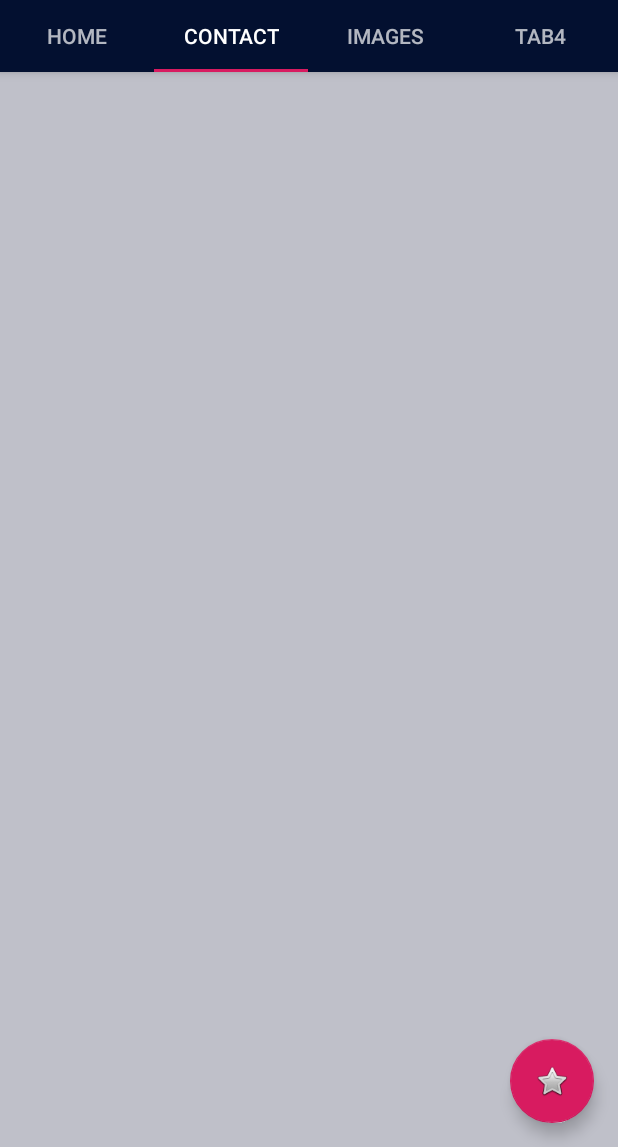
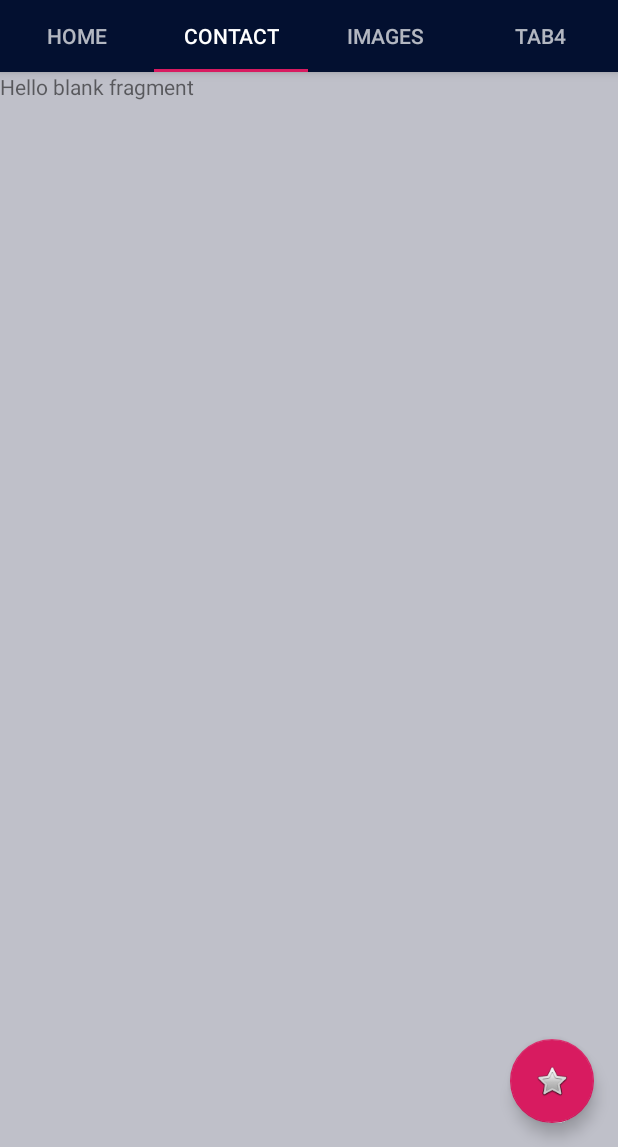
Before and after one commit to gjrud1470/MadWeek2, an Android app: the screen it shows after launch (MainActivity), tab 2 chosen, on a phone screen of 412 x 824 dp, the part 89-1236 px from its top. Run offline under Robolectric (Android 15) with nearby library versions, the phone set to English and light mode, and no system bars.

Commit message:
Added blank fragments

```diff
--- a/app/build.gradle
+++ b/app/build.gradle
@@ -25,12 +25,15 @@ android {
 
 dependencies {
     implementation fileTree(dir: 'libs', include: ['*.jar'])
-    implementation"org.jetbrains.kotlin:kotlin-stdlib-jdk7:$kotlin_version"
+    implementation "org.jetbrains.kotlin:kotlin-stdlib-jdk7:$kotlin_version"
     implementation 'androidx.appcompat:appcompat:1.0.2'
     implementation 'androidx.core:core-ktx:1.0.2'
     implementation 'com.google.android.material:material:1.0.0'
     implementation 'androidx.constraintlayout:constraintlayout:1.1.3'
     implementation 'androidx.lifecycle:lifecycle-extensions:2.0.0'
+    implementation 'androidx.legacy:legacy-support-v4:1.0.0'
+    implementation 'androidx.lifecycle:lifecycle-viewmodel-ktx:2.1.0'
+    implementation 'androidx.recyclerview:recyclerview:1.0.0'
     testImplementation 'junit:junit:4.12'
     androidTestImplementation 'androidx.test.ext:junit:1.1.0'
     androidTestImplementation 'androidx.test.espresso:espresso-core:3.1.1'
--- /dev/null
+++ b/app/src/main/java/com/example/myapplication/ContactsFragment.kt
@@ -0,0 +1,24 @@
+package com.example.myapplication
+
+
+import android.os.Bundle
+import androidx.fragment.app.Fragment
+import android.view.LayoutInflater
+import android.view.View
+import android.view.ViewGroup
+
+/**
+ * A simple [Fragment] subclass.
+ */
+class ContactsFragment : Fragment() {
+
+    override fun onCreateView(
+        inflater: LayoutInflater, container: ViewGroup?,
+        savedInstanceState: Bundle?
+    ): View? {
+        // Inflate the layout for this fragment
+        return inflater.inflate(R.layout.fragment_contacts, container, false)
+    }
+
+
+}
--- /dev/null
+++ b/app/src/main/java/com/example/myapplication/HomeFragment.kt
@@ -0,0 +1,24 @@
+package com.example.myapplication
+
+
+import android.os.Bundle
+import androidx.fragment.app.Fragment
+import android.view.LayoutInflater
+import android.view.View
+import android.view.ViewGroup
+
+/**
+ * A simple [Fragment] subclass.
+ */
+class HomeFragment : Fragment() {
+
+    override fun onCreateView(
+        inflater: LayoutInflater, container: ViewGroup?,
+        savedInstanceState: Bundle?
+    ): View? {
+        // Inflate the layout for this fragment
+        return inflater.inflate(R.layout.fragment_home, container, false)
+    }
+
+
+}
--- /dev/null
+++ b/app/src/main/java/com/example/myapplication/ImageFragment.kt
@@ -0,0 +1,24 @@
+package com.example.myapplication
+
+
+import android.os.Bundle
+import androidx.fragment.app.Fragment
+import android.view.LayoutInflater
+import android.view.View
+import android.view.ViewGroup
+
+/**
+ * A simple [Fragment] subclass.
+ */
+class ImageFragment : Fragment() {
+
+    override fun onCreateView(
+        inflater: LayoutInflater, container: ViewGroup?,
+        savedInstanceState: Bundle?
+    ): View? {
+        // Inflate the layout for this fragment
+        return inflater.inflate(R.layout.fragment_image, container, false)
+    }
+
+
+}
--- a/app/src/main/java/com/example/myapplication/ui/main/SectionsPagerAdapter.kt
+++ b/app/src/main/java/com/example/myapplication/ui/main/SectionsPagerAdapter.kt
@@ -4,6 +4,9 @@ import android.content.Context
 import androidx.fragment.app.Fragment
 import androidx.fragment.app.FragmentManager
 import androidx.fragment.app.FragmentPagerAdapter
+import com.example.myapplication.ContactsFragment
+import com.example.myapplication.HomeFragment
+import com.example.myapplication.ImageFragment
 import com.example.myapplication.R
 
 private val TAB_TITLES = arrayOf(
@@ -23,7 +26,13 @@ class SectionsPagerAdapter(private val context: Context, fm: FragmentManager)
     override fun getItem(position: Int): Fragment {
         // getItem is called to instantiate the fragment for the given page.
         // Return a PlaceholderFragment (defined as a static inner class below).
-        return PlaceholderFragment.newInstance(position + 1)
+        return when (position) {
+            0 -> {HomeFragment()}
+            1 -> {ContactsFragment()}
+            2 -> {ImageFragment()}
+            else -> PlaceholderFragment.newInstance(position + 1)
+        }
+        //return PlaceholderFragment.newInstance(position + 1)
     }
 
     override fun getPageTitle(position: Int): CharSequence? {
--- /dev/null
+++ b/app/src/main/res/layout/fragment_contacts.xml
@@ -0,0 +1,14 @@
+<?xml version="1.0" encoding="utf-8"?>
+<FrameLayout xmlns:android="http://schemas.android.com/apk/res/android"
+    xmlns:tools="http://schemas.android.com/tools"
+    android:layout_width="match_parent"
+    android:layout_height="match_parent"
+    tools:context=".ContactsFragment">
+
+    <!-- TODO: Update blank fragment layout -->
+    <TextView
+        android:layout_width="match_parent"
+        android:layout_height="match_parent"
+        android:text="@string/hello_blank_fragment" />
+
+</FrameLayout>
--- a/app/src/main/res/values/dimens.xml
+++ b/app/src/main/res/values/dimens.xml
@@ -5,4 +5,5 @@
     <dimen name="appbar_padding">16dp</dimen>
     <dimen name="fab_margin">16dp</dimen>
     <dimen name="appbar_padding_top">8dp</dimen>
+    <dimen name="text_margin">16dp</dimen>
 </resources>
--- a/app/src/main/res/values/strings.xml
+++ b/app/src/main/res/values/strings.xml
@@ -4,4 +4,7 @@
     <string name="tab_text_2">Contact</string>
     <string name="tab_text_3">Images</string>
     <string name="tab_text_4">Tab4</string>
+
+    <!-- TODO: Remove or change this placeholder text -->
+    <string name="hello_blank_fragment">Hello blank fragment</string>
 </resources>
```
Also changed, not shown: app/src/main/java/com/example/myapplication/dummy/DummyContent.kt (added, +57 -0 lines), app/src/main/res/layout/fragment_home.xml (added, +14 -0 lines), app/src/main/res/layout/fragment_image.xml (added, +14 -0 lines).
